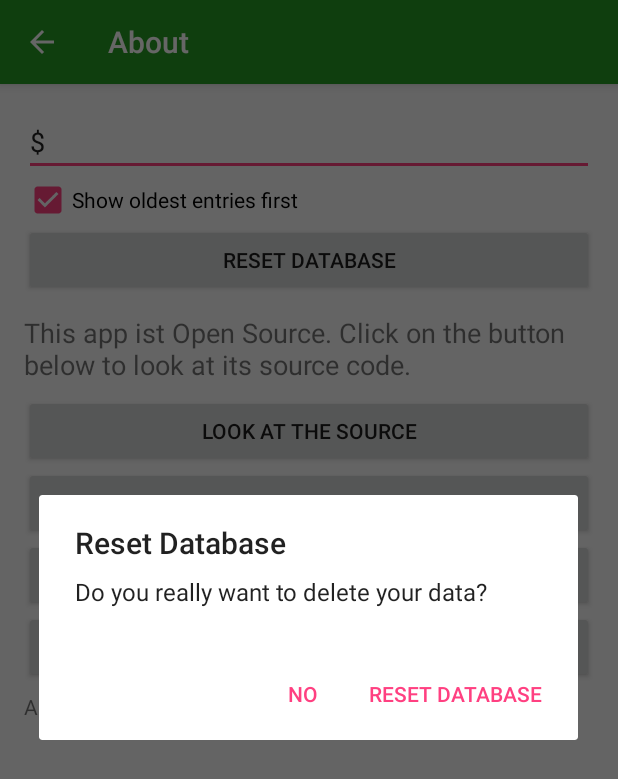
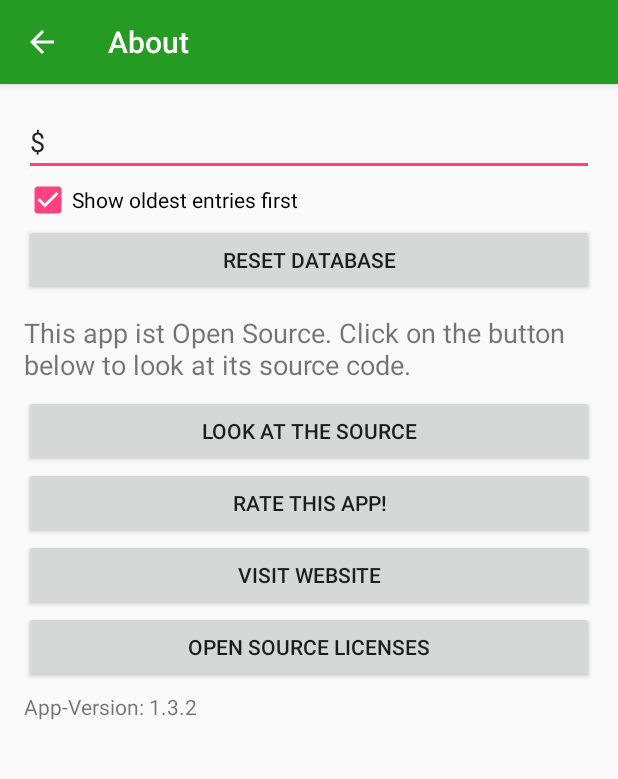
Before and after one commit to ueman/CampusCardReader, an Android app: the SettingsActivity screen opened directly, with no data from a screen before it, after a tap on "RESET DATABASE", on a phone screen of 412 x 824 dp. Shown: the top 779 px of the screen. Run offline under Robolectric (Android 15) with nearby library versions, the phone set to English and light mode, and no system bars.

Commit message:
Revert "update + refactoring"
This reverts commit dc9a39f5869d281ad61fe5ef101ff0c80e7f37e1.

```diff
--- a/app/build.gradle
+++ b/app/build.gradle
@@ -27,9 +27,9 @@ android {
 
 dependencies {
     compile fileTree(dir: 'libs', include: ['*.jar'])
-    compile 'com.android.support:support-v13:22.1.0'
-    compile 'com.android.support:support-v4:22.1.0'
-    compile 'com.android.support:appcompat-v7:22.1.0'
+    compile 'com.android.support:support-v13:22.0.0'
+    compile 'com.android.support:support-v4:22.0.0'
+    compile 'com.android.support:appcompat-v7:22.0.0'
     compile 'com.google.android.gms:play-services-ads:7.0.0'
     compile 'com.squareup:seismic:1.0.1'
     compile 'com.diogobernardino:williamchart:1.7.0'
--- a/app/src/main/java/de/lazyheroproductions/campuscardreader/MainActivity.java
+++ b/app/src/main/java/de/lazyheroproductions/campuscardreader/MainActivity.java
@@ -13,7 +13,7 @@ import android.nfc.tech.IsoDep;
 import android.nfc.tech.NfcA;
 import android.os.Bundle;
 import android.support.v4.content.LocalBroadcastManager;
-import android.support.v7.app.AppCompatActivity;
+import android.support.v7.app.ActionBarActivity;
 import android.util.Log;
 import android.view.Menu;
 import android.view.MenuItem;
@@ -40,7 +40,7 @@ import com.squareup.seismic.ShakeDetector;
 import java.text.DecimalFormat;
 import java.util.Date;
 
-public class MainActivity extends AppCompatActivity implements ShakeDetector.Listener{
+public class MainActivity extends ActionBarActivity implements ShakeDetector.Listener{
 
     private AdView adView;
     private NfcAdapter mAdapter;
--- a/app/src/main/java/de/lazyheroproductions/campuscardreader/SettingsActivity.java
+++ b/app/src/main/java/de/lazyheroproductions/campuscardreader/SettingsActivity.java
@@ -24,10 +24,9 @@ import android.content.Intent;
 import android.content.SharedPreferences;
 import android.net.Uri;
 import android.os.Bundle;
-import android.support.v7.app.AppCompatActivity;
+import android.support.v7.app.ActionBarActivity;
 import android.text.Editable;
 import android.text.TextWatcher;
-import android.util.Log;
 import android.view.View;
 import android.webkit.WebView;
 import android.widget.CheckBox;
@@ -37,7 +36,7 @@ import android.widget.TextView;
 import android.widget.Toast;
 
 
-public class SettingsActivity extends AppCompatActivity implements View.OnClickListener{
+public class SettingsActivity extends ActionBarActivity {
 
     private static final String LICENSE_FILE_PATH = "file:///android_asset/license.html";
     private static final String SHARED_PREFERENCES_KEY = "unitSharedPreferences";
@@ -48,11 +47,49 @@ public class SettingsActivity extends AppCompatActivity implements View.OnClickL
     protected void onCreate(Bundle savedInstanceState) {
         super.onCreate(savedInstanceState);
         setContentView(R.layout.activity_settings);
-        if(getSupportActionBar() != null) {
-            getSupportActionBar().setDisplayHomeAsUpEnabled(true);
-        }
+        getSupportActionBar().setDisplayHomeAsUpEnabled(true);
+        // set an on click listener for the see_source_button
+        findViewById(R.id.see_source_button).setOnClickListener(new View.OnClickListener() {
+            @Override
+            public void onClick(View v) {
+                startActivity(new Intent(Intent.ACTION_VIEW, Uri.parse(Config.PROJECT_HOME)));
+            }
+        });
+        // set an on click listener for the rate_button
+        findViewById(R.id.about_screen_rate_button).setOnClickListener(new View.OnClickListener() {
+            @Override
+            public void onClick(View v) {
+                // send the user to the play store or otherwise to the play web store
+                Uri uri = Uri.parse(Config.PLAY_STORE_URI + getPackageName());
+                Intent goToMarket = new Intent(Intent.ACTION_VIEW, uri);
+                try {
+                    startActivity(goToMarket);
+                } catch (ActivityNotFoundException e) {
+                    startActivity(new Intent(Intent.ACTION_VIEW, Uri.parse(Config.WEB_PLAY_STORE_URL + getPackageName())));
+                }
+            }
+        });
+        findViewById(R.id.visit_website_button).setOnClickListener(new View.OnClickListener() {
+            @Override
+            public void onClick(View v) {
+                startActivity(new Intent(Intent.ACTION_VIEW, Uri.parse(Config.AUTHOR_WEBSITE)));
+            }
+        });
+        findViewById(R.id.reset_database_button).setOnClickListener(new View.OnClickListener() {
+            @Override
+            public void onClick(View v) {
+                CreditDatabase cDb = new CreditDatabase(getApplicationContext());
+                cDb.resetDatabase();
+            }
+        });
+        ((TextView)findViewById(R.id.app_version_textview)).setText(getResources().getText(R.string.app_version) + " " + BuildConfig.VERSION_NAME);
+        findViewById(R.id.license_button).setOnClickListener(new View.OnClickListener() {
+            @Override
+            public void onClick(View v) {
+                onLicenseClick();
+            }
+        });
 
-        ((TextView)findViewById(R.id.app_version_textview)).setText(getResources().getText(R.string.app_version) + " " + BuildConfig.VERSION_NAME);
         ((EditText)findViewById(R.id.currency_edittext)).setText(getUnit(this));
         ((EditText)findViewById(R.id.currency_edittext)).addTextChangedListener(new TextWatcher() {
             @Override
@@ -81,57 +118,6 @@ public class SettingsActivity extends AppCompatActivity implements View.OnClickL
                     saveOrder(getApplicationContext(),b);
             }
         });
-
-        //onclicklistener!
-        findViewById(R.id.see_source_button).setOnClickListener(this);
-        findViewById(R.id.about_screen_rate_button).setOnClickListener(this);
-        findViewById(R.id.visit_website_button).setOnClickListener(this);
-        findViewById(R.id.reset_database_button).setOnClickListener(this);
-        findViewById(R.id.license_button).setOnClickListener(this);
-    }
-
-    @Override
-    public void onClick(View v){
-        Log.d(getClass().toString(), "Clicked on "+v.getId());
-        switch(v.getId()){
-            case R.id.see_source_button: startActivity(new Intent(Intent.ACTION_VIEW, Uri.parse(Config.PROJECT_HOME))); break;
-            case R.id.visit_website_button: startActivity(new Intent(Intent.ACTION_VIEW, Uri.parse(Config.AUTHOR_WEBSITE))); break;
-            case R.id.about_screen_rate_button: onRateClick(); break;
-            case R.id.reset_database_button: onDeleteDbClick(); break;
-            case R.id.license_button: onLicenseClick(); break;
-            case View.NO_ID: break; //do something?
-        }
-    }
-
-    private void onRateClick(){
-        // send the user to the play store or otherwise to the play web store
-        Uri uri = Uri.parse(Config.PLAY_STORE_URI + getPackageName());
-        Intent goToMarket = new Intent(Intent.ACTION_VIEW, uri);
-        try {
-            startActivity(goToMarket);
-        } catch (ActivityNotFoundException e) {
-            startActivity(new Intent(Intent.ACTION_VIEW, Uri.parse(Config.WEB_PLAY_STORE_URL + getPackageName())));
-        }
-    }
-
-    private void onDeleteDbClick(){
-        new AlertDialog.Builder(this)
-                .setTitle(getResources().getString(R.string.reset_database))
-                .setMessage(getResources().getString(R.string.really_delete_data))
-                .setPositiveButton(getResources().getString(R.string.reset_database), new DialogInterface.OnClickListener() {
-                    @Override
-                    public void onClick(DialogInterface dialog, int which) {
-                        CreditDatabase cDb = new CreditDatabase(getApplicationContext());
-                        cDb.resetDatabase();
-                    }
-                })
-                .setNegativeButton(getResources().getString(R.string.no), new DialogInterface.OnClickListener() {
-                    @Override
-                    public void onClick(DialogInterface dialog, int which) {
-
-                    }
-                })
-                .show();
     }
 
     private void onLicenseClick(){
--- a/app/src/main/res/values/strings.xml
+++ b/app/src/main/res/values/strings.xml
@@ -30,7 +30,6 @@
     <string name="title_activity_statistic">Statistic</string>
     <string name="action_statistic">Statistic</string>
     <string name="reset_database">Reset Database</string>
-    <string name="really_delete_data">Do you really want to delete your data?</string>
     <string name="save">Save</string>
     <string name="currency_unit">Currency</string>
     <string name="saved">Saved</string>
```
Also changed, not shown: app/src/main/java/de/lazyheroproductions/campuscardreader/Config.java (+4 -4 lines), 1 other file.
